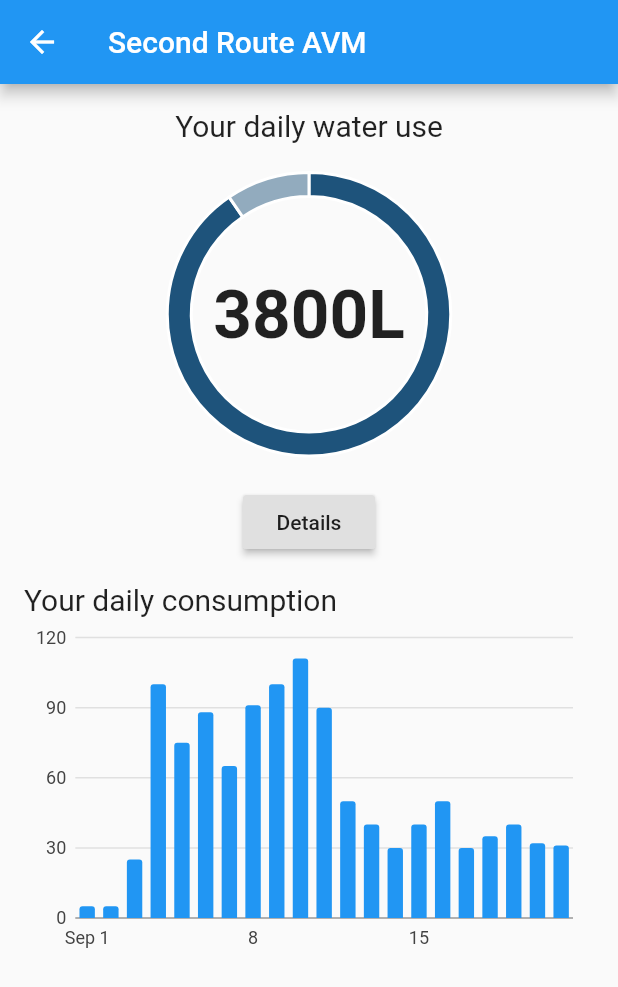
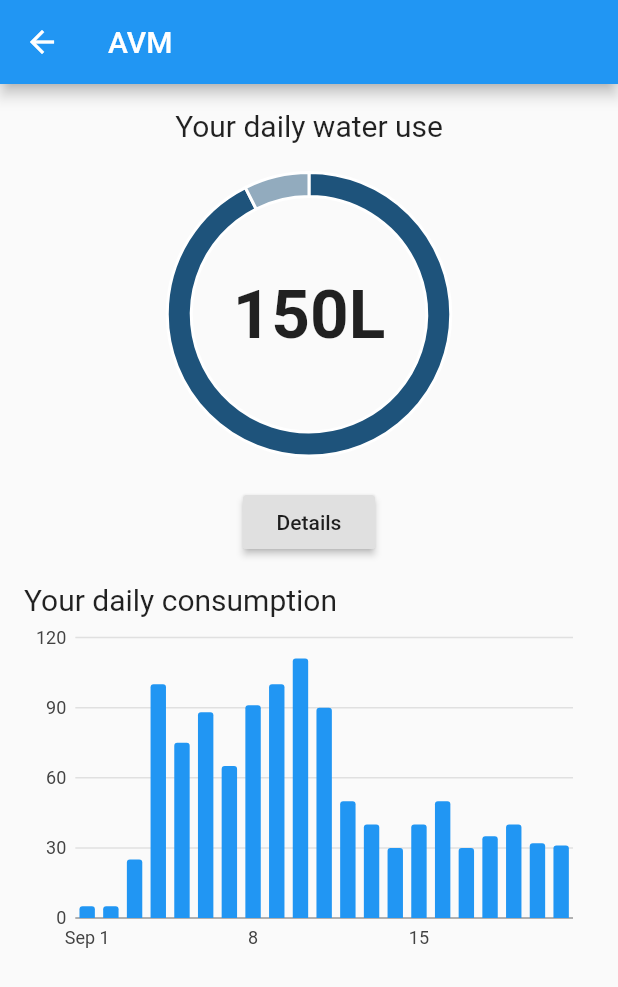
Before and after one commit to CurtesMalteser/AVMapp, a Flutter app: the screen it shows after launch, after a tap on "Log In", on a phone screen of 412 x 824 dp. Shown: the top 987 px of the screen. Run offline on Flutter 3.47's test engine with Material 2 defaults, Android fonts, the light colour scheme and no system bars; our stand-ins replace charts_flutter; network calls fail.

Commit message:
final touches before presentation

```diff
--- a/lib/main.dart
+++ b/lib/main.dart
@@ -46,6 +46,9 @@ class MyHomePage extends StatefulWidget {
 }
 
 class _MyHomePageState extends State<MyHomePage> {
+
+  static const Color mainColor = Color(0xff1e537b);
+
   @override
   Widget build(BuildContext context) {
     // This method is rerun every time setState is called, for instance as done
@@ -56,12 +59,12 @@ class _MyHomePageState extends State<MyHomePage> {
     // than having to individually change instances of widgets.
     return Scaffold(
       //#1e537b
-      backgroundColor: Color(0xff1e537b),
-      appBar: AppBar(
+      backgroundColor: mainColor,
+      /*appBar: AppBar(
         // Here we take the value from the MyHomePage object that was created by
         // the App.build method, and use it to set our appbar title.
         title: Text(widget.title),
-      ),
+      ),*/
       body: Center(
         // Center is a layout widget. It takes a single child and positions it
         // in the middle of the parent.
@@ -96,8 +99,8 @@ class _MyHomePageState extends State<MyHomePage> {
                   MaterialPageRoute(builder: (context) => SecondRoute()),
                 );
               },
-              textColor: Colors.white,
-              color: Colors.red,
+              textColor: mainColor,
+              color: Color(0xFFF7F6F7),
               padding: const EdgeInsets.all(8.0),
               child: new Text(
                 "Log In",
--- a/lib/secondscreen.dart
+++ b/lib/secondscreen.dart
@@ -38,9 +38,9 @@ class _SecondPageState extends State<SecondRoute> {
     return _createColorsData;
   }
 
-  static int _consumedWater = 3800;
+  static int _consumedWater = 150;
 
-  static const averageConsumedWater = 4200;
+  static const averageConsumedWater = 162;
 
   static WaterModifiedData calculatePercentageConsumedWater(int consumedWater) {
     int _averageConsumedWater = averageConsumedWater - consumedWater;
@@ -76,7 +76,7 @@ class _SecondPageState extends State<SecondRoute> {
   Widget build(BuildContext context) {
     return Scaffold(
       appBar: AppBar(
-        title: Text("Second Route AVM"),
+        title: Text("AVM"),
       ),
       body: Center(
         child: Column(
```
Also changed, not shown: lib/DetailsScreen.dart (+21 -14 lines), pubspec.yaml (+7 -0 lines), assets/images/bathtub.jpg (added), assets/images/dishwahser.jpg (added), assets/images/toilet.jpg (added), assets/images/washbasin.jpg (added), assets/images/washing_machine.jpg (added), assets/images/watering_can.jpg (added).
